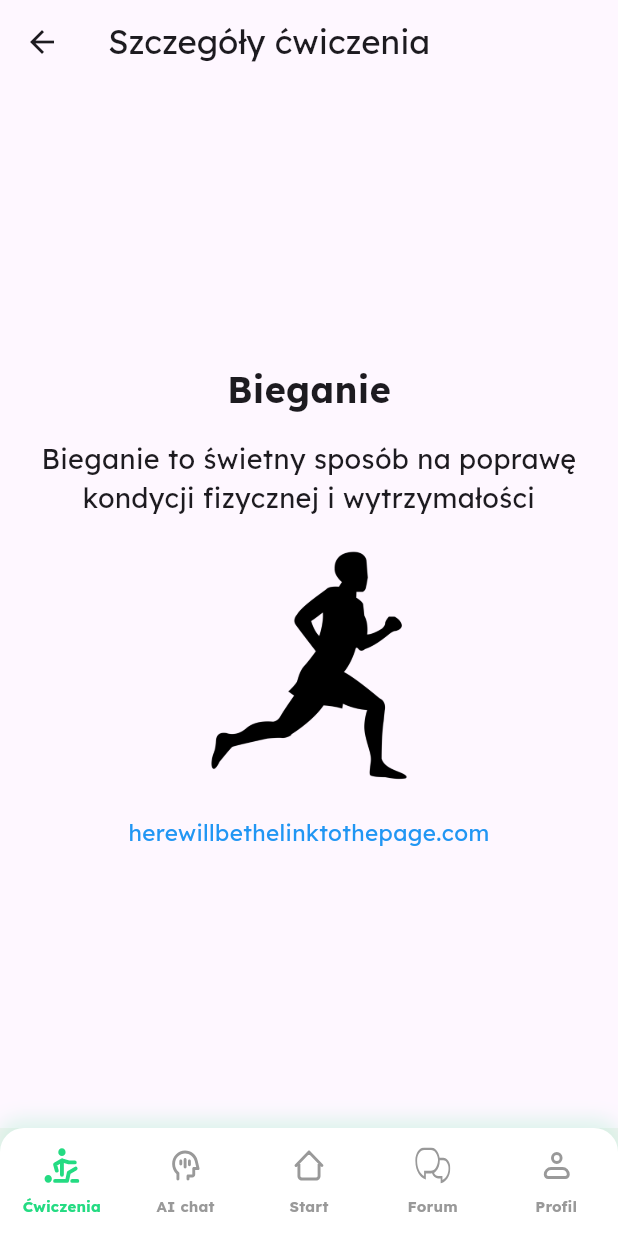
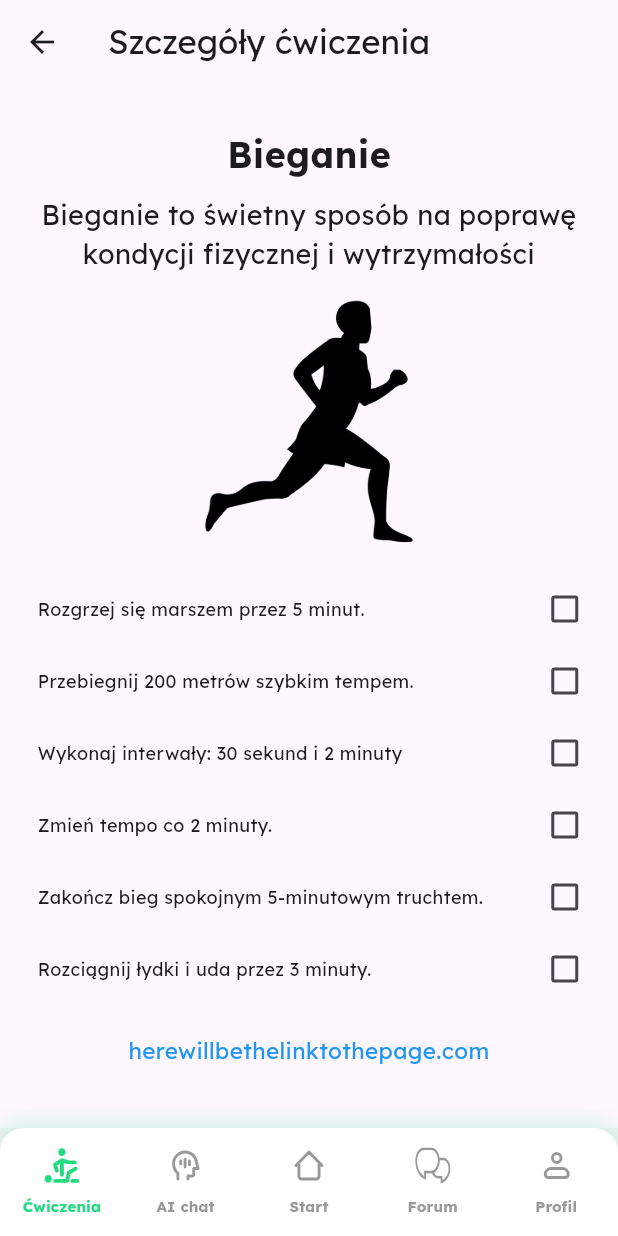
Before and after one commit to xSmilO/JakSieMasz, a Flutter app: the ExercisesScreen screen opened by its route, after a tap on "Bieganie", on a phone screen of 412 x 824 dp. Run offline on Flutter 3.47's test engine with Material 3 defaults, Android fonts, the light colour scheme and no system bars; our stand-ins replace fl_chart, flutter_svg, fluttertoast, go_router.

Commit message:
tasks functionality in exercises

```diff
--- a/lib/UI/Exercises/data/exercises_data.json
+++ b/lib/UI/Exercises/data/exercises_data.json
@@ -3,36 +3,83 @@
     "title": "Oddychanie",
     "description": "Ćwiczenie oddechowe poprawiające koncentrację i redukujące stres",
     "image": "assets/exercises_images/breathe_example.png",
-    "link": "herewillbethelinktothepage.com"
+    "link": "herewillbethelinktothepage.com",
+    "tasks": [
+      "Weź głęboki wdech, wstrzymaj na 4 sekundy",
+      "Oddychaj przeponą przez 2 minuty",
+      "Zrób 5 wdechów i wydechów, zamknij oczy.",
+      "Oddychaj nosem, wydłużając każdy wydech",
+      "Zrób 10 oddechów, licząc do czterech"
+    ]
   },
   "2": {
     "title": "Bieganie",
     "description": "Bieganie to świetny sposób na poprawę kondycji fizycznej i wytrzymałości",
     "image": "assets/exercises_images/running_example.png",
-    "link": "herewillbethelinktothepage.com"
+    "link": "herewillbethelinktothepage.com",
+    "tasks": [
+      "Rozgrzej się marszem przez 5 minut.",
+      "Przebiegnij 200 metrów szybkim tempem.",
+      "Wykonaj interwały: 30 sekund i 2 minuty",
+      "Zmień tempo co 2 minuty.",
+      "Zakończ bieg spokojnym 5-minutowym truchtem.",
+      "Rozciągnij łydki i uda przez 3 minuty."
+    ]
   },
   "3": {
     "title": "Podciąganie",
     "description": "Podciąganie to doskonałe ćwiczenie na wzmocnienie mięśni pleców i ramion",
     "image": "assets/exercises_images/pull_up_example.png",
-    "link": "herewillbethelinktothepage.com"
+    "link": "herewillbethelinktothepage.com",
+    "tasks": [
+      "Zrób 5 podciągnięć nachwytem.",
+      "Podciągnij się 3 razy podchwytem.",
+      "Zatrzymaj się na 3 sekundy w górnej pozycji.",
+      "Wykonaj negatywne podciągnięcia",
+      "Spróbuj podciągnąć się na jednej ręce"
+    ]
   },
   "4": {
     "title": "Medytacja",
     "description": "Medytacja pomaga w redukcji stresu i poprawia ogólne samopoczucie",
     "image": "assets/exercises_images/meditation_example.png",
-    "link": "herewillbethelinktothepage.com"
+    "link": "herewillbethelinktothepage.com",
+    "tasks": [
+      "Skup się na oddechu przez 2 minuty.",
+      "Powtarzaj w myślach 'spokój'",
+      "Zwróć uwagę na dźwięki wokół przez minutę.",
+      "Skup się na uczuciach w ciele",
+      "Oddychaj głęboko, licząc od 10 do 1 w myślach.",
+      "Wyobraź sobie spokojne miejsce, np. plażę lub las."
+    ]
   },
   "5": {
     "title": "Wspinaczka",
     "description": "Wspinanie poprawia kondycje i zdrowie",
     "image": "assets/exercises_images/climbing_example.png",
-    "link": "herewillbethelinktothepage.com"
+    "link": "herewillbethelinktothepage.com",
+    "tasks": [
+      "Zrób 5 podciągnięć na drążku.",
+      "Przytrzymaj uchwyt przez 10 sekund",
+      "Zawieś się na jednej ręce przez 5 sekund.",
+      "Wspięcia na palce – 15 powtórzeń na każdą nogę.",
+      "Przysiady na jednej nodze, 10 powtórzeń",
+      "Rozciągnij nadgarstki i przedramiona po treningu."
+    ]
   },
   "6": {
     "title": "Odprężenie",
     "description": "Ćwiczenie relaksacyjne, które pomaga w złagodzeniu napięcia i stresu",
     "image": "assets/exercises_images/relaxation_example.png",
-    "link": "herewillbethelinktothepage.com"
+    "link": "herewillbethelinktothepage.com",
+    "tasks": [
+      "Połóż się na plecach, zamknij oczy i oddychaj",
+      "Napnij wszystkie mięśnie na 5 sekund",
+      "Słuchaj spokojnej muzyki, skup się na dźwiękach.",
+      "Zrób ćwiczenie 'skanowanie ciała'",
+      "Wizualizuj ciepłe światło",
+      "Oddychaj powoli, licząc do czterech",
+      "Delikatnie rozciągnij szyję, ramiona i plecy."
+    ]
   }
 }
--- a/lib/UI/Exercises/exercise_details_screen.dart
+++ b/lib/UI/Exercises/exercise_details_screen.dart
@@ -15,7 +15,10 @@ class ExercisesDetailsScreen extends StatelessWidget {
         builder: (context, viewModel, child) {
           final exercise = viewModel.selectedExercise;
 
-          return Center(
+          return SingleChildScrollView(
+            child: Padding(
+              padding: const EdgeInsets.symmetric(vertical: 30.0),
+              child: Center(
                 child: Column(
                   mainAxisAlignment: MainAxisAlignment.center,
                   children: [
@@ -26,22 +29,46 @@ class ExercisesDetailsScreen extends StatelessWidget {
                         fontWeight: FontWeight.bold,
                       ),
                     ),
-                const SizedBox(height: 16),
+                    const SizedBox(height: 10),
                     Text(
                       textAlign: TextAlign.center,
                       exercise.description,
-                  style: const TextStyle(
-                    fontSize: 18,
-                  ),
+                      style: const TextStyle(fontSize: 18),
                     ),
                     Container(
                       width: 200,
                       height: 200,
                       child: Padding(
-                    padding: const EdgeInsets.all(20),
+                        padding: const EdgeInsets.all(15),
                         child: Image.asset(exercise.image),
                       ),
                     ),
+                    Column(
+                      children: List.generate(
+                        exercise.tasks.length,
+                        (index) {
+                          return Padding(
+                            padding: const EdgeInsets.only(left: 25.0, right: 11.5),
+                            child: Row(
+                              mainAxisAlignment: MainAxisAlignment.center,
+                              children: [
+                                Expanded(
+                                  child: Text(
+                                    exercise.tasks[index],
+                                    style: const TextStyle(fontSize: 12),
+                                  ),
+                                ),
+                                Checkbox(
+                                  value: false,
+                                  onChanged: (bool? value) {},
+                                ),
+                              ],
+                            ),
+                          );
+                        },
+                      ),
+                    ),
+                    const SizedBox(height: 20),
                     Text(
                       textAlign: TextAlign.center,
                       exercise.link,
@@ -52,6 +79,8 @@ class ExercisesDetailsScreen extends StatelessWidget {
                     ),
                   ],
                 ),
+              ),
+            ),
           );
         },
       ),
--- a/lib/UI/Exercises/viewmodels/exercises_viewmodel.dart
+++ b/lib/UI/Exercises/viewmodels/exercises_viewmodel.dart
@@ -5,7 +5,7 @@ import 'package:jak_sie_masz/UI/Exercises/data/exercises_data_setup.dart';
 
 class ExercisesViewModel extends ChangeNotifier {
   List<ExercisesDataSetup> _exercises = [];
-  ExercisesDataSetup _selectedExercise = ExercisesDataSetup(title: "", description: "", image: "", link: "");
+  ExercisesDataSetup _selectedExercise = ExercisesDataSetup(title: "", description: "", image: "", link: "", tasks: []);
 
   bool _isLoading = true;
   bool _isEmpty = false;
@@ -54,7 +54,7 @@ class ExercisesViewModel extends ChangeNotifier {
         return;
       }
     }
-    _selectedExercise = ExercisesDataSetup(title: "Not found", description: "Not found", image: "Not found", link: "Not found");
+    _selectedExercise = ExercisesDataSetup(title: "Not found", description: "Not found", image: "Not found", link: "Not found", tasks: []);
     notifyListeners();
   }
 }
```
Also changed, not shown: lib/UI/Exercises/data/exercises_data_setup.dart (+13 -6 lines), assets/exercises_images/climbing_example.png, pubspec.lock, 125 other files. Lines whose indentation alone changed are shown as unchanged.
